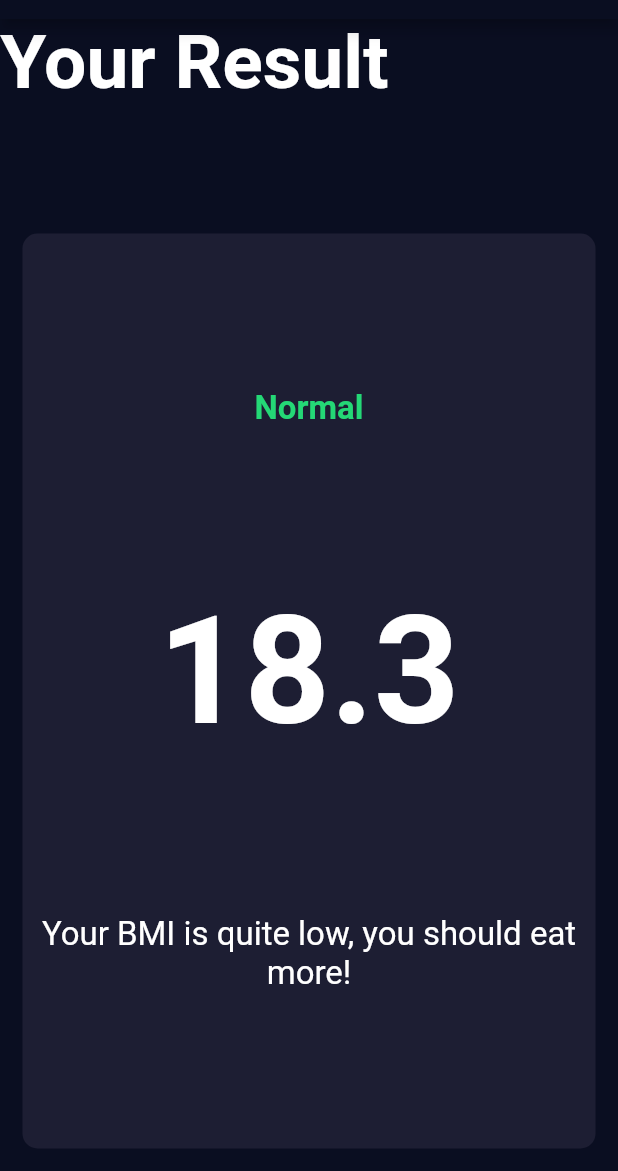
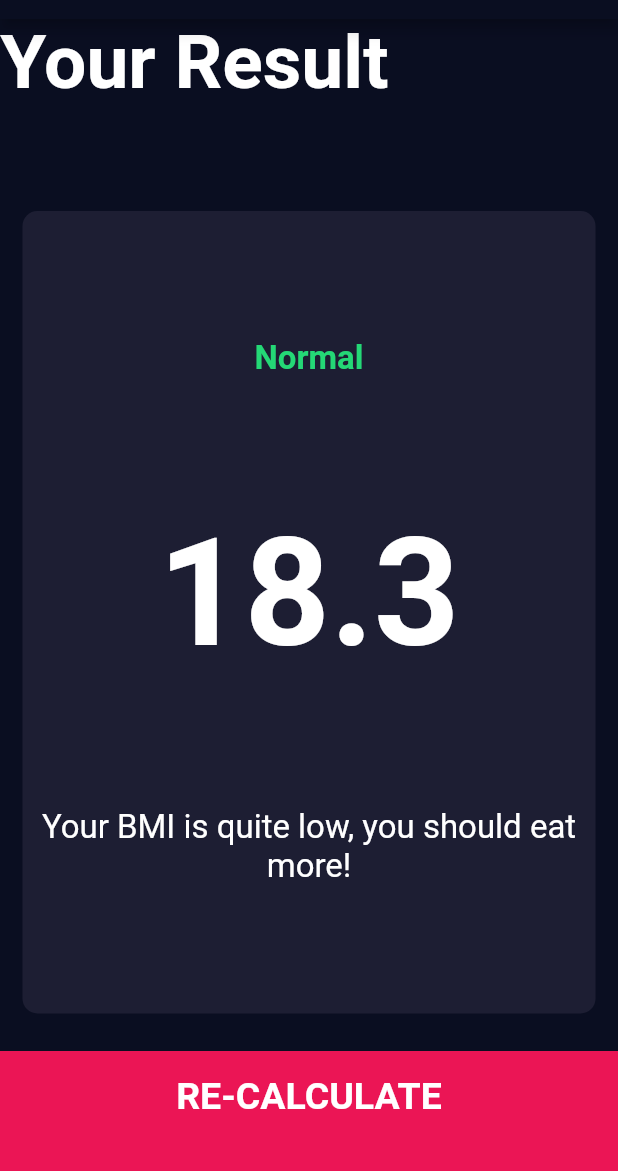
Before and after one commit to maleina/BMI-Calculator, a Flutter app: the ResultsPage screen opened directly, on a phone screen of 412 x 824 dp, the part 65-1236 px from its top. Run offline on Flutter 3.47's test engine with Material 2 defaults, Android fonts, the phone set to English and light mode, and no system bars; our stand-ins replace font_awesome_flutter.

Commit message:
feat: Add re-calculate button to results page

```diff
--- a/lib/screens/results_page.dart
+++ b/lib/screens/results_page.dart
@@ -1,6 +1,7 @@
 import 'package:bmi_calculator/components/reusable_card.dart';
 import 'package:flutter/material.dart';
 import '../constants.dart';
+import 'package:bmi_calculator/components/bottom_button.dart';
 
 class ResultsPage extends StatelessWidget {
   @override
@@ -45,6 +46,12 @@ class ResultsPage extends StatelessWidget {
                 ],
               ),
             ),
+          ),
+          BottomButton(
+            buttonTitle: 'RE-CALCULATE',
+            onTap: () {
+              Navigator.pop(context);
+            },
           )
         ],
       ),
```
